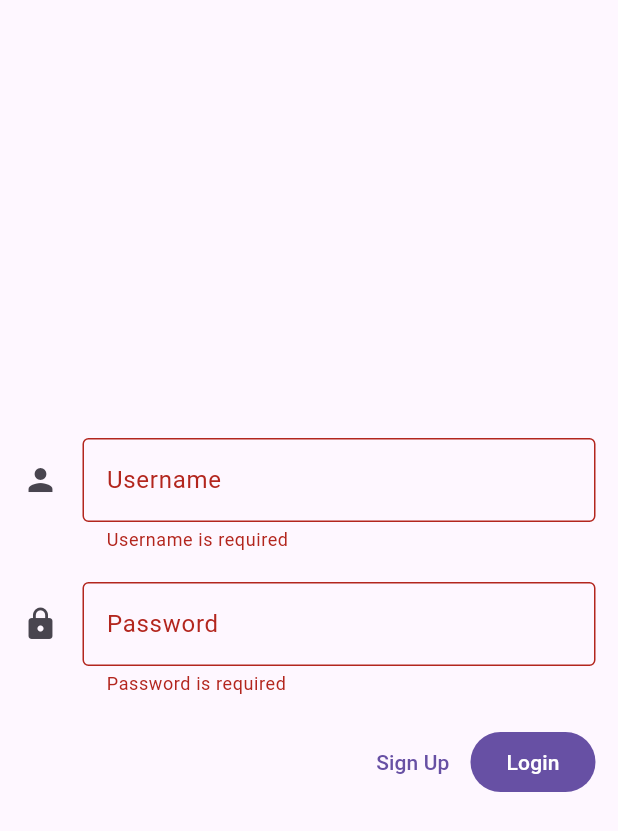
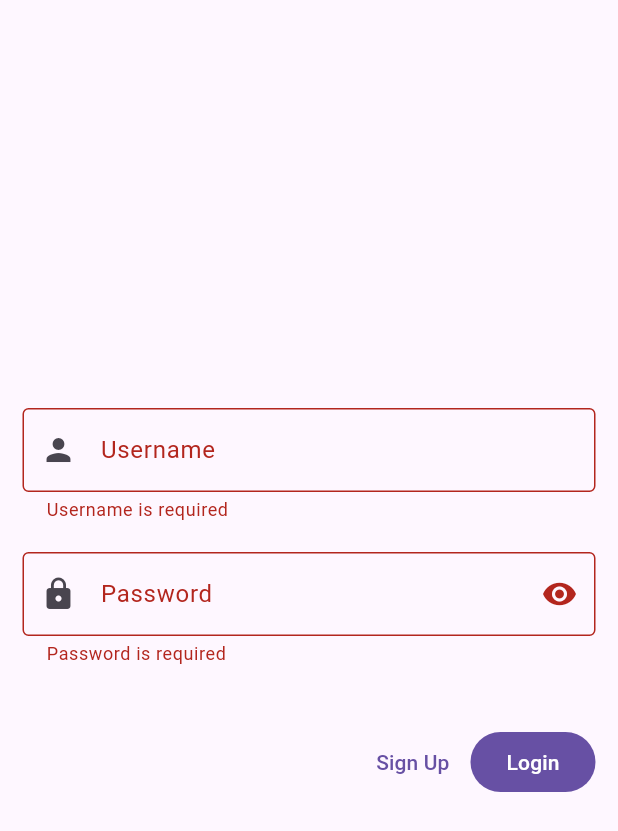
Before and after one commit to liamdugg/DADM_Primer_Parcial, a Flutter app: the screen it shows after launch, after a tap on "Login", on a phone screen of 412 x 824 dp. Shown: the top 831 px of the screen. Run offline on Flutter 3.47's test engine with Material 3 defaults, Android fonts, the phone set to English and light mode, and no system bars; our stand-ins replace go_router.

Commit message:
Created generic custom widget for TextFormFields in LoginScreen

```diff
--- a/lib/presentation/screens/login_screen.dart
+++ b/lib/presentation/screens/login_screen.dart
@@ -24,35 +24,74 @@ class _LoginScreenState extends State<LoginScreen> {
           mainAxisAlignment: MainAxisAlignment.center,
           children: [
 
-            const SizedBox(height: 20),
-            _UserFieldView(
+            _CustomFormField(
+              labelText: 'Username',
+              icon: Icon(Icons.person),
+              validator: validateUser,
               controller: userController,
             ),
 
             const SizedBox(height: 20),
-            _PasswordFieldView(
+
+            _CustomFormField(
+              labelText: 'Password',
+              icon: Icon(Icons.lock),
+              validator: validatePassword,
               controller: passController,
+              isPassword: true,
             ),
 
+            const SizedBox(height: 20),
+
             Padding(
-              padding: const EdgeInsets.symmetric(
-                horizontal: 15.0,
-                vertical: 20.0
-              ),
+              padding: const EdgeInsets.symmetric(horizontal: 15.0, vertical: 20.0),
               child: Row(
                 mainAxisAlignment: MainAxisAlignment.end,
                 children: [
 
                   TextButton(
+                    onPressed: (){},
                     child: const Text('Sign Up'),
-                    onPressed: (){},
                   ),
 
                   Padding(padding: const EdgeInsets.symmetric(horizontal: 1)),
 
                   FilledButton(
+                    onPressed: onLoginButtonPressed,
                     child: const Text('Login'),
-                    onPressed: () {
+                  ),
+              ],),
+            ),
+          ],
+        ),
+      ),
+    );
+  }
+
+  String? validateUser (String? value) {
+
+    if (value == null || value.isEmpty) {
+      return 'Username is required';
+    }
+    else if (value.isNotEmpty && value.length > 3) {
+      return null;
+    }
+    return 'Invalid username';
+  }
+
+  String? validatePassword (String? value) {
+
+    if (value == null || value.isEmpty) {
+      return 'Password is required';
+    }
+    else if (value.isNotEmpty && value.length > 3) {
+      return null;
+    }
+    return 'Invalid password';
+  }
+
+  void onLoginButtonPressed() {
+
     if(loginFormKey.currentState!.validate()){
       final user = userList.firstWhere(
         (user) => (user.email == userController.text) && (user.password == passController.text),
@@ -69,32 +108,32 @@ class _LoginScreenState extends State<LoginScreen> {
         );
       }
     }
-                    },
-                  ),
-                ],
-              ),
-            ),
-          ],
-        ),
-      ),
-    );
   }
 }
 
-/* ------------ UserFieldView ------------ */
+class _CustomFormField extends StatefulWidget {
 
-class _UserFieldView extends StatefulWidget {
+  final bool isPassword;
+  final String labelText;
+  final String? Function(String?) validator;
+  final TextEditingController controller;
+  final Icon icon;
 
-  final TextEditingController controller;
-  const _UserFieldView({
-    required this.controller
+  const _CustomFormField({
+    required this.labelText,
+    required this.validator,
+    required this.controller,
+    required this.icon,
+    this.isPassword = false,
   });
 
   @override
-  State<_UserFieldView> createState() => _UserFieldViewState();
+  State<_CustomFormField> createState() => _CustomFormFieldState();
 }
 
-class _UserFieldViewState extends State<_UserFieldView> {
+class _CustomFormFieldState extends State<_CustomFormField> {
+
+  bool toggle = true;
 
   @override
   Widget build(BuildContext context) {
@@ -102,71 +141,22 @@ class _UserFieldViewState extends State<_UserFieldView> {
       padding: const EdgeInsets.symmetric(horizontal: 15.0),
       child: TextFormField(
         controller: widget.controller,
-        validator: validateUser,
-        decoration: const InputDecoration(
-          labelText: 'Username',
-          hintText: 'Username',
+        validator : widget.validator,
+        obscureText: widget.isPassword ? toggle : false,
+
+        decoration: InputDecoration(
+          labelText: widget.labelText,
+          hintText:  widget.labelText,
           border: OutlineInputBorder(),
-          icon: Icon(Icons.person),
+          prefixIcon: widget.icon,
+          suffixIcon: widget.isPassword
+            ? IconButton(
+              icon: toggle ? Icon(Icons.visibility) : Icon(Icons.visibility_off),
+              onPressed: () => setState(() {toggle = !toggle;})
+            )
+            : null,
         ),
       ),
     );
   }
-
-  String? validateUser (String? value) {
-
-    if (value == null || value.isEmpty) {
-      return 'Username is required';
 }
-
-    else if (value.isNotEmpty && value.length > 3) {
-      return null;
-    }
-
-    return 'Invalid username';
-  }
-}
-
-/* ------------ PasswordFieldView ------------ */
-
-class _PasswordFieldView extends StatefulWidget {
-
-  final TextEditingController controller;
-  const _PasswordFieldView({
-    required this.controller
-  });
-
-  @override
-  State<_PasswordFieldView> createState() => _PasswordFieldViewState();
-}
-
-class _PasswordFieldViewState extends State<_PasswordFieldView> {
-
-  @override
-  Widget build(BuildContext context) {
-    return Padding(
-      padding: const EdgeInsets.symmetric(horizontal: 15.0),
-      child: TextFormField(
-        controller: widget.controller,
-        validator: validatePassword,
-        decoration: const InputDecoration(
-          labelText: 'Password',
-          hintText: 'Enter your password',
-          border: OutlineInputBorder(),
-          icon: Icon(Icons.lock),
-        ),
-      ),
-    );
-  }
-
-  String? validatePassword (String? value) {
-
-    if (value == null || value.isEmpty) {
-      return 'Password is required';
-    }
-    else if (value.isNotEmpty && value.length > 3) {
-      return null;
-    }
-    return 'Invalid password';
-  }
-}
```
Lines whose indentation alone changed are shown as unchanged.
